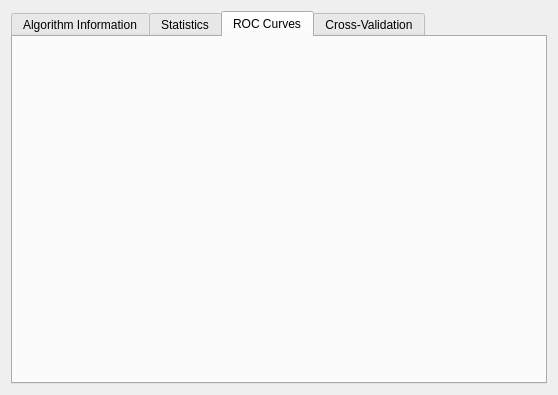
First picture: the form in MLDemos/statisticsDialog.ui, repository b4silio/MLDemos, before the edit.
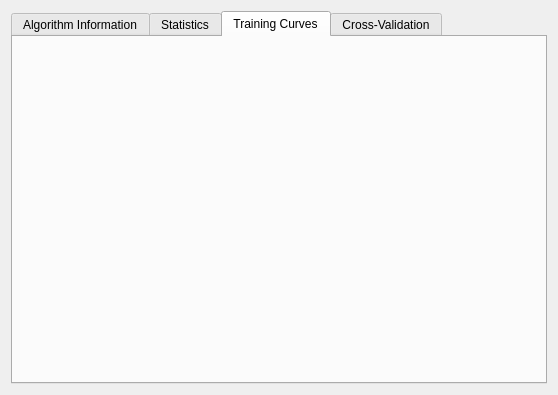
Second picture: the form after the edit. The open tabs and pages were chosen to show the change.

Patch:
```diff
--- a/MLDemos/statisticsDialog.ui
+++ b/MLDemos/statisticsDialog.ui
@@ -98,7 +98,7 @@
      </widget>
      <widget class="QWidget" name="rocTab">
       <attribute name="title">
-       <string>ROC Curves</string>
+       <string>Training Curves</string>
       </attribute>
       <layout class="QHBoxLayout" name="horizontalLayout_4">
        <item>
```
Left out of the diff: 2 changed lines with no effect on the pictures.
